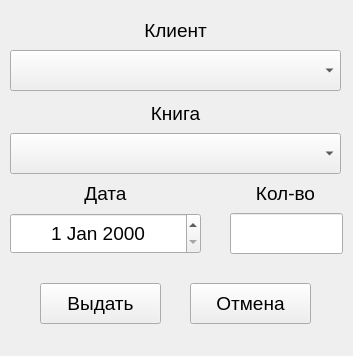
This is give_book.ui in HikyGM/Libr as Qt 5 draws it before an edit. The edited form follows.
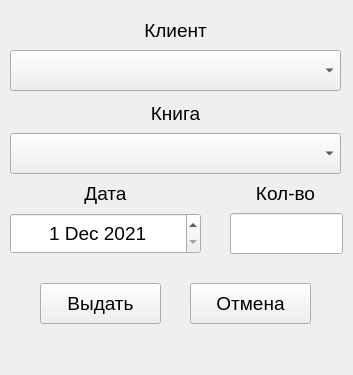
This is the edited form.

```diff
--- a/give_book.ui
+++ b/give_book.ui
@@ -7,7 +7,7 @@
     <x>0</x>
     <y>0</y>
     <width>353</width>
-    <height>356</height>
+    <height>375</height>
    </rect>
   </property>
   <property name="windowTitle">
@@ -155,6 +155,16 @@
     <property name="alignment">
      <set>Qt::AlignCenter</set>
     </property>
+    <property name="dateTime">
+     <datetime>
+      <hour>0</hour>
+      <minute>0</minute>
+      <second>0</second>
+      <year>2021</year>
+      <month>12</month>
+      <day>1</day>
+     </datetime>
+    </property>
    </widget>
    <widget class="QPushButton" name="pushButton">
     <property name="geometry">
```
Left out of the diff: 16 changed lines with no effect on the pictures.
